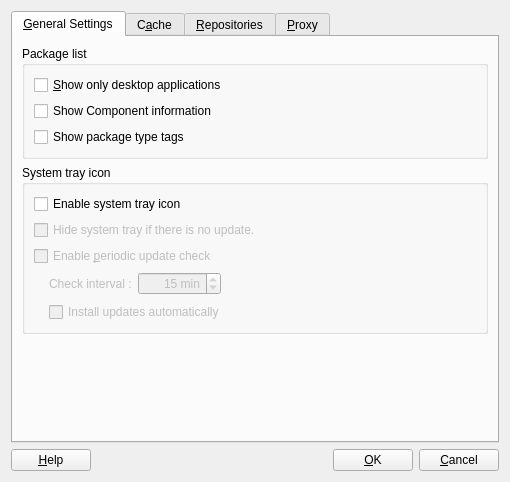
Old version of the form playground/intern/2011/package-rating/package-manager/manager/ui/settingsdialog.ui in the repository pars-linux/uludag.
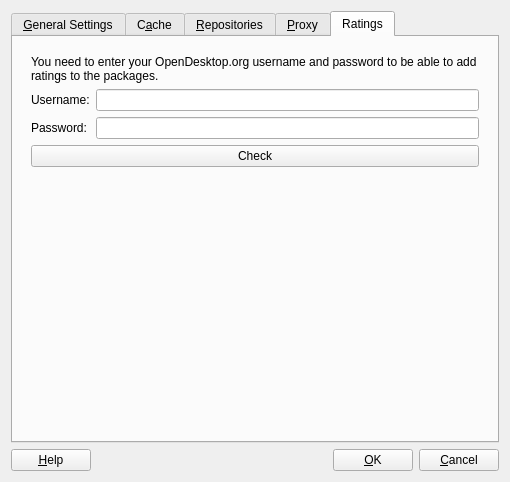
New version of the form. The open tabs and pages were chosen to show the change. Icons and pictures are not drawn.

Commit message: Add ratings tab into settings dialog, unfinished, yet.

Patch:
```diff
--- a/playground/intern/2011/package-rating/package-manager/manager/ui/settingsdialog.ui
+++ b/playground/intern/2011/package-rating/package-manager/manager/ui/settingsdialog.ui
@@ -853,6 +853,77 @@
        </item>
       </layout>
      </widget>
+     <widget class="QWidget" name="tab_5">
+      <attribute name="title">
+       <string>Ratings</string>
+      </attribute>
+      <layout class="QVBoxLayout" name="verticalLayout">
+       <item>
+        <widget class="QWidget" name="opendesktop_login" native="true">
+         <layout class="QVBoxLayout" name="verticalLayout_2">
+          <item>
+           <widget class="QLabel" name="label_11">
+            <property name="text">
+             <string>You need to enter your OpenDesktop.org username and password to be able to add ratings to the packages.</string>
+            </property>
+            <property name="wordWrap">
+             <bool>true</bool>
+            </property>
+           </widget>
+          </item>
+          <item>
+           <layout class="QFormLayout" name="opendesktop_form">
+            <item row="0" column="0">
+             <widget class="QLabel" name="label_opendesktop_user">
+              <property name="text">
+               <string>Username:</string>
+              </property>
+             </widget>
+            </item>
+            <item row="1" column="0">
+             <widget class="QLabel" name="label_opendesktop_pass">
+              <property name="text">
+               <string>Password:</string>
+              </property>
+             </widget>
+            </item>
+            <item row="0" column="1">
+             <widget class="QLineEdit" name="opendesktop_user"/>
+            </item>
+            <item row="1" column="1">
+             <widget class="QLineEdit" name="opendesktop_pass">
+              <property name="echoMode">
+               <enum>QLineEdit::Password</enum>
+              </property>
+             </widget>
+            </item>
+           </layout>
+          </item>
+          <item>
+           <widget class="QPushButton" name="opendesktop_check">
+            <property name="text">
+             <string>Check</string>
+            </property>
+           </widget>
+          </item>
+         </layout>
+        </widget>
+       </item>
+       <item>
+        <spacer name="verticalSpacer_5">
+         <property name="orientation">
+          <enum>Qt::Vertical</enum>
+         </property>
+         <property name="sizeHint" stdset="0">
+          <size>
+           <width>20</width>
+           <height>40</height>
+          </size>
+         </property>
+        </spacer>
+       </item>
+      </layout>
+     </widget>
     </widget>
    </item>
    <item row="1" column="0">
```
The commit also changes 2 other files.
